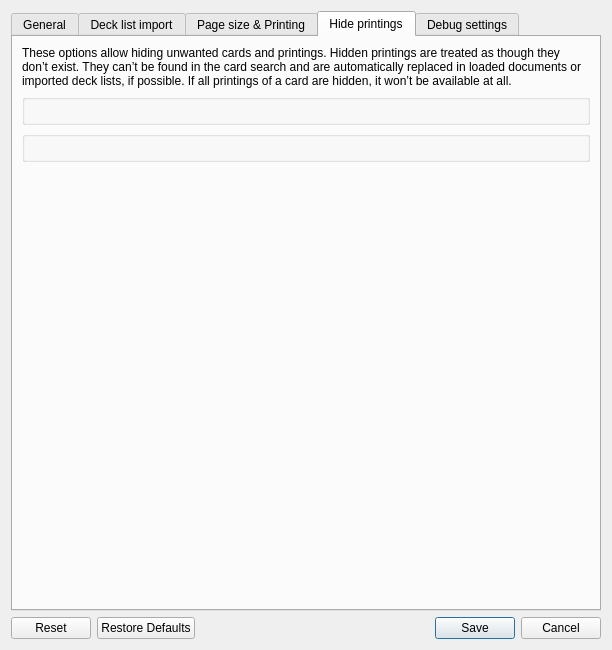
Above: mtg_proxy_printer/resources/ui/settings_window/settings_window.ui from luziferius/MTGProxyPrinter before the change. Below: the same form after it.
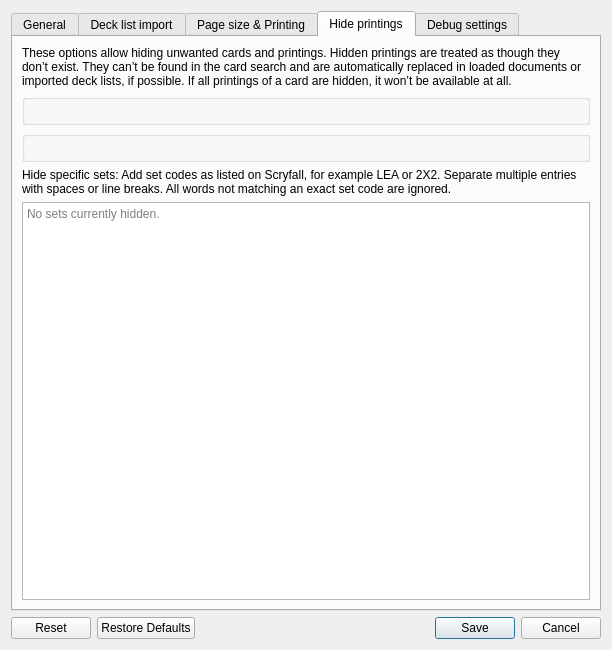
That is the form after the change. The open tabs and pages were chosen to show the change. Icons and pictures are not drawn. Custom widgets are drawn as their Qt base class.

Commit message:
Settings window: Add plain text editor that will contain the set codes for the set code filter.
FossilOrigin-Name: 59728e4cef198c831b8362cc139fce820f5b0403014419131e7dd3d04b24a5c2

What changed in the file:
```diff
--- a/mtg_proxy_printer/resources/ui/settings_window/settings_window.ui
+++ b/mtg_proxy_printer/resources/ui/settings_window/settings_window.ui
@@ -505,17 +505,26 @@
         <widget class="FormatPrintingFilterWidget" name="card_filter_format_settings"/>
        </item>
        <item>
-        <spacer name="verticalSpacer_2">
-         <property name="orientation">
-          <enum>Qt::Vertical</enum>
+        <widget class="QLabel" name="set_filter_label">
+         <property name="text">
+          <string>Hide specific sets: Add set codes as listed on Scryfall, for example LEA or 2X2. Separate multiple entries with spaces or line breaks. All words not matching an exact set code are ignored.</string>
          </property>
-         <property name="sizeHint" stdset="0">
-          <size>
-           <width>20</width>
-           <height>40</height>
-          </size>
+         <property name="wordWrap">
+          <bool>true</bool>
          </property>
-        </spacer>
+        </widget>
+       </item>
+       <item>
+        <widget class="QPlainTextEdit" name="set_filter_settings">
+         <property name="toolTip">
+          <string>Example:
+
+LEA DDU TC13 J21</string>
+         </property>
+         <property name="placeholderText">
+          <string>No sets currently hidden.</string>
+         </property>
+        </widget>
        </item>
       </layout>
      </widget>
```
Left out of the diff: 5 changed lines with no effect on the pictures.
